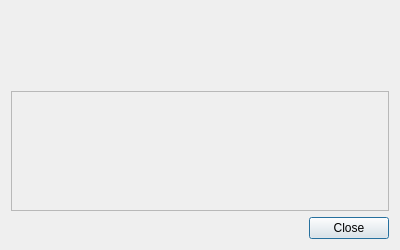
Above: UI/glitch-floating-context-menu.ui from textbrowser/glitch before the change. Below: the same form after it.
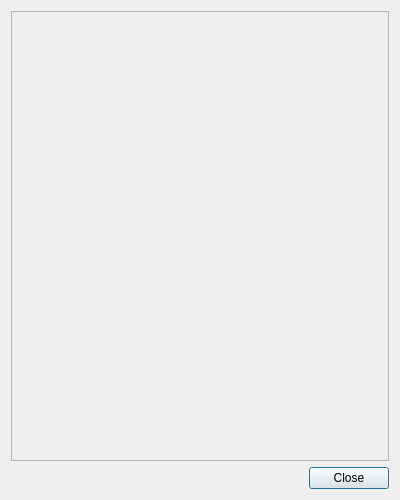
That is the form after the change. Icons and pictures are not drawn.

The edit to the form file:
```diff
--- a/UI/glitch-floating-context-menu.ui
+++ b/UI/glitch-floating-context-menu.ui
@@ -7,7 +7,7 @@
     <x>0</x>
     <y>0</y>
     <width>400</width>
-    <height>250</height>
+    <height>500</height>
    </rect>
   </property>
   <property name="windowTitle">
@@ -18,55 +18,6 @@
     <normaloff>:/Logo/glitch-logo.png</normaloff>:/Logo/glitch-logo.png</iconset>
   </property>
   <layout class="QVBoxLayout" name="verticalLayout">
-   <item>
-    <widget class="QLabel" name="object_name">
-     <property name="font">
-      <font>
-       <weight>75</weight>
-       <bold>true</bold>
-      </font>
-     </property>
-     <property name="text">
-      <string/>
-     </property>
-     <property name="alignment">
-      <set>Qt::AlignCenter</set>
-     </property>
-     <property name="wordWrap">
-      <bool>true</bool>
-     </property>
-    </widget>
-   </item>
-   <item>
-    <widget class="QLabel" name="object_id">
-     <property name="text">
-      <string/>
-     </property>
-     <property name="alignment">
-      <set>Qt::AlignCenter</set>
-     </property>
-    </widget>
-   </item>
-   <item>
-    <widget class="QLabel" name="position">
-     <property name="text">
-      <string/>
-     </property>
-     <property name="alignment">
-      <set>Qt::AlignCenter</set>
-     </property>
-     <property name="wordWrap">
-      <bool>true</bool>
-     </property>
-    </widget>
-   </item>
-   <item>
-    <widget class="QLabel" name="size">
-     <property name="alignment">
-      <set>Qt::AlignCenter</set>
-     </property>
-    </widget>
-   </item>
    <item>
     <widget class="QScrollArea" name="scrollArea">
      <property name="widgetResizable">
@@ -77,14 +28,64 @@
        <rect>
         <x>0</x>
         <y>0</y>
-        <width>384</width>
-        <height>86</height>
+        <width>374</width>
+        <height>434</height>
        </rect>
       </property>
       <layout class="QVBoxLayout" name="verticalLayout_3">
        <item>
         <widget class="QFrame" name="frame">
-         <layout class="QVBoxLayout" name="verticalLayout_2"/>
+         <layout class="QVBoxLayout" name="verticalLayout_2">
+          <item>
+           <widget class="QLabel" name="object_name">
+            <property name="font">
+             <font>
+              <weight>75</weight>
+              <bold>true</bold>
+             </font>
+            </property>
+            <property name="text">
+             <string/>
+            </property>
+            <property name="alignment">
+             <set>Qt::AlignCenter</set>
+            </property>
+            <property name="wordWrap">
+             <bool>true</bool>
+            </property>
+           </widget>
+          </item>
+          <item>
+           <widget class="QLabel" name="object_id">
+            <property name="text">
+             <string/>
+            </property>
+            <property name="alignment">
+             <set>Qt::AlignCenter</set>
+            </property>
+           </widget>
+          </item>
+          <item>
+           <widget class="QLabel" name="position">
+            <property name="text">
+             <string/>
+            </property>
+            <property name="alignment">
+             <set>Qt::AlignCenter</set>
+            </property>
+            <property name="wordWrap">
+             <bool>true</bool>
+            </property>
+           </widget>
+          </item>
+          <item>
+           <widget class="QLabel" name="size">
+            <property name="alignment">
+             <set>Qt::AlignCenter</set>
+            </property>
+           </widget>
+          </item>
+         </layout>
         </widget>
        </item>
        <item>
```
